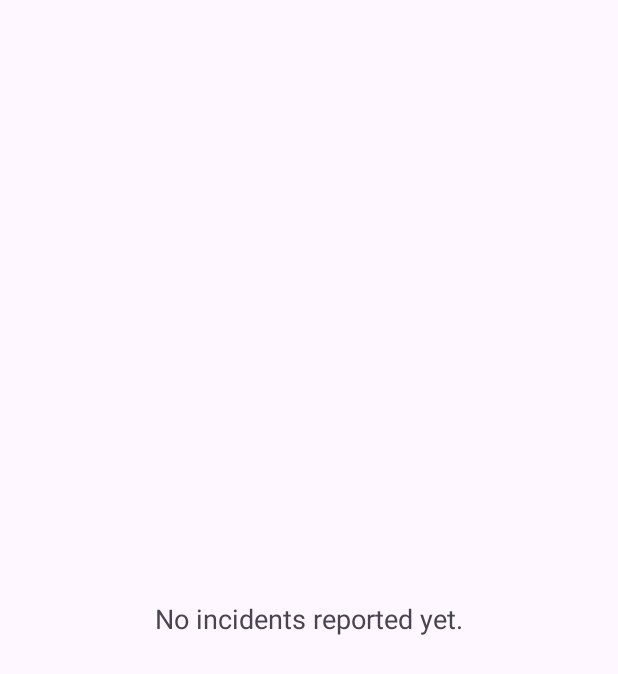
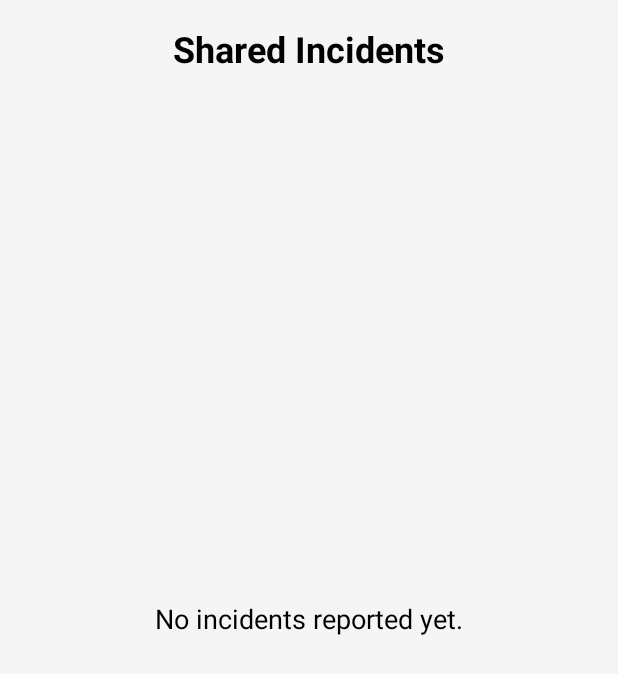
Before and after one commit to Niraj-82/AI_Disaster_Management, an Android app: the SharedIncidentsActivity screen opened directly, with no data from a screen before it, on a phone screen of 412 x 824 dp. Shown: the top 674 px of the screen. Run offline under Robolectric (Android 15) with nearby library versions, the phone set to English and light mode, and no system bars.

```diff
--- a/app/src/main/res/layout/activity_resource_tracker.xml
+++ b/app/src/main/res/layout/activity_resource_tracker.xml
@@ -2,8 +2,10 @@
 <androidx.constraintlayout.widget.ConstraintLayout xmlns:android="http://schemas.android.com/apk/res/android"
     xmlns:app="http://schemas.android.com/apk/res-auto"
     xmlns:tools="http://schemas.android.com/tools"
+    android:id="@+id/resource_tracker_container"
     android:layout_width="match_parent"
     android:layout_height="match_parent"
+    android:background="@color/app_background_light"
     tools:context=".ResourceTrackerActivity">
 
     <androidx.recyclerview.widget.RecyclerView
--- a/app/src/main/res/layout/activity_shared_incidents.xml
+++ b/app/src/main/res/layout/activity_shared_incidents.xml
@@ -2,18 +2,35 @@
 <androidx.constraintlayout.widget.ConstraintLayout xmlns:android="http://schemas.android.com/apk/res/android"
     xmlns:app="http://schemas.android.com/apk/res-auto"
     xmlns:tools="http://schemas.android.com/tools"
+    android:id="@+id/shared_incidents_container"
     android:layout_width="match_parent"
     android:layout_height="match_parent"
+    android:background="@color/app_background_light"
     tools:context=".SharedIncidentsActivity">
+
+    <TextView
+        android:id="@+id/tvTitleSharedIncidents"
+        android:layout_width="wrap_content"
+        android:layout_height="wrap_content"
+        android:text="Shared Incidents"
+        android:textSize="24sp"
+        android:textStyle="bold"
+        android:textColor="@android:color/black"
+        app:layout_constraintTop_toTopOf="parent"
+        app:layout_constraintStart_toStartOf="parent"
+        app:layout_constraintEnd_toEndOf="parent"
+        android:layout_marginTop="16dp"
+        android:layout_marginBottom="16dp"/>
 
     <androidx.recyclerview.widget.RecyclerView
         android:id="@+id/rv_shared_incidents"
         android:layout_width="0dp"
         android:layout_height="0dp"
-        app:layout_constraintTop_toTopOf="parent"
+        app:layout_constraintTop_toBottomOf="@id/tvTitleSharedIncidents"
         app:layout_constraintBottom_toBottomOf="parent"
         app:layout_constraintStart_toStartOf="parent"
         app:layout_constraintEnd_toEndOf="parent"
+        android:layout_marginTop="8dp"
         tools:listitem="@layout/list_item_incident"/>
 
     <TextView
@@ -22,6 +39,7 @@
         android:layout_height="wrap_content"
         android:text="@string/no_incidents_reported_yet"
         android:visibility="gone"
+        android:textColor="@android:color/black"
         android:textAppearance="@style/TextAppearance.AppCompat.Medium"
         app:layout_constraintTop_toTopOf="parent"
         app:layout_constraintBottom_toBottomOf="parent"
```
Also changed, not shown: app/src/main/res/layout/activity_incident_report.xml (+8 -0 lines), app/src/main/res/layout/activity_medical_info.xml (+10 -0 lines), app/src/main/res/layout/activity_prep_tips2.xml (deleted, +0 -10 lines), app/src/main/res/layout/list_item_incident.xml (+6 -2 lines), app/src/main/res/layout/list_item_shelter.xml (+8 -4 lines).
